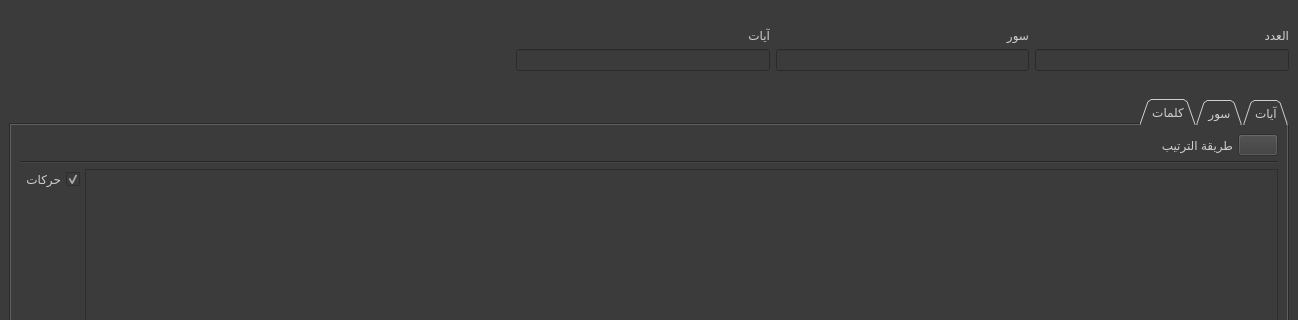
masalha-alaa/quran-counter, file gui/main_window/main_screen.ui: the form before one commit; both pictures show x 0 to 1298 and y 123 to 443 of the 1298 by 873 pixel window.
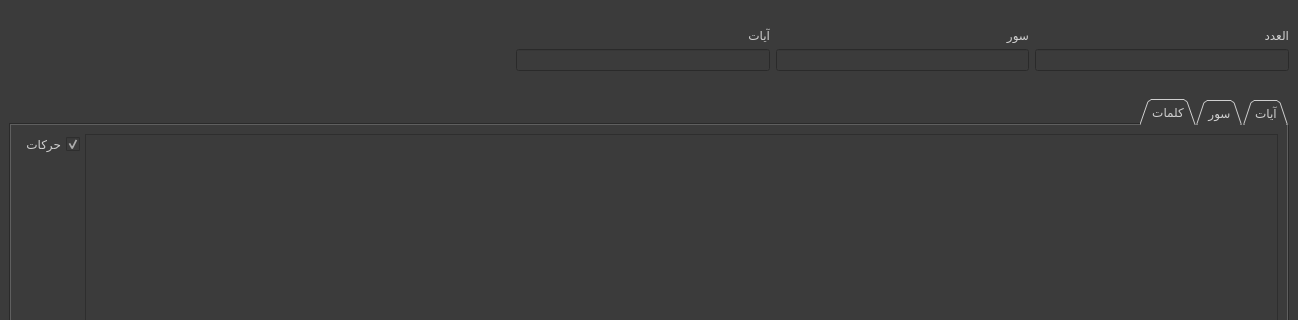
The form after the commit. The open tabs and pages were chosen to show the change. Icons and pictures are not drawn. Custom widgets are drawn as their Qt base class.

Commit message: Removed unused sort buttons and their translations

```diff
--- a/gui/main_window/main_screen.ui
+++ b/gui/main_window/main_screen.ui
@@ -1127,60 +1127,6 @@
           <property name="spacing">
            <number>5</number>
           </property>
-          <item>
-           <layout class="QHBoxLayout" name="horizontalLayout_7">
-            <item>
-             <widget class="QPushButton" name="wordsSortPushButton">
-              <property name="enabled">
-               <bool>false</bool>
-              </property>
-              <property name="toolTip">
-               <string>اضغط لتغيير طريقة الترتيب</string>
-              </property>
-              <property name="text">
-               <string/>
-              </property>
-              <property name="icon">
-               <iconset resource="../resources/resources.qrc">
-                <normaloff>:/sort-icon.png</normaloff>:/sort-icon.png</iconset>
-              </property>
-              <property name="iconSize">
-               <size>
-                <width>24</width>
-                <height>24</height>
-               </size>
-              </property>
-             </widget>
-            </item>
-            <item>
-             <widget class="QLabel" name="wordSortMethodLabel">
-              <property name="text">
-               <string>طريقة الترتيب</string>
-              </property>
-             </widget>
-            </item>
-            <item>
-             <spacer name="horizontalSpacer_5">
-              <property name="orientation">
-               <enum>Qt::Horizontal</enum>
-              </property>
-              <property name="sizeHint" stdset="0">
-               <size>
-                <width>40</width>
-                <height>20</height>
-               </size>
-              </property>
-             </spacer>
-            </item>
-           </layout>
-          </item>
-          <item>
-           <widget class="Line" name="line">
-            <property name="orientation">
-             <enum>Qt::Horizontal</enum>
-            </property>
-           </widget>
-          </item>
           <item>
            <layout class="QHBoxLayout" name="horizontalLayout_11">
             <item>
```
Left out of the diff: 56 changed lines with no effect on the pictures. The commit also changes 6 other files.
